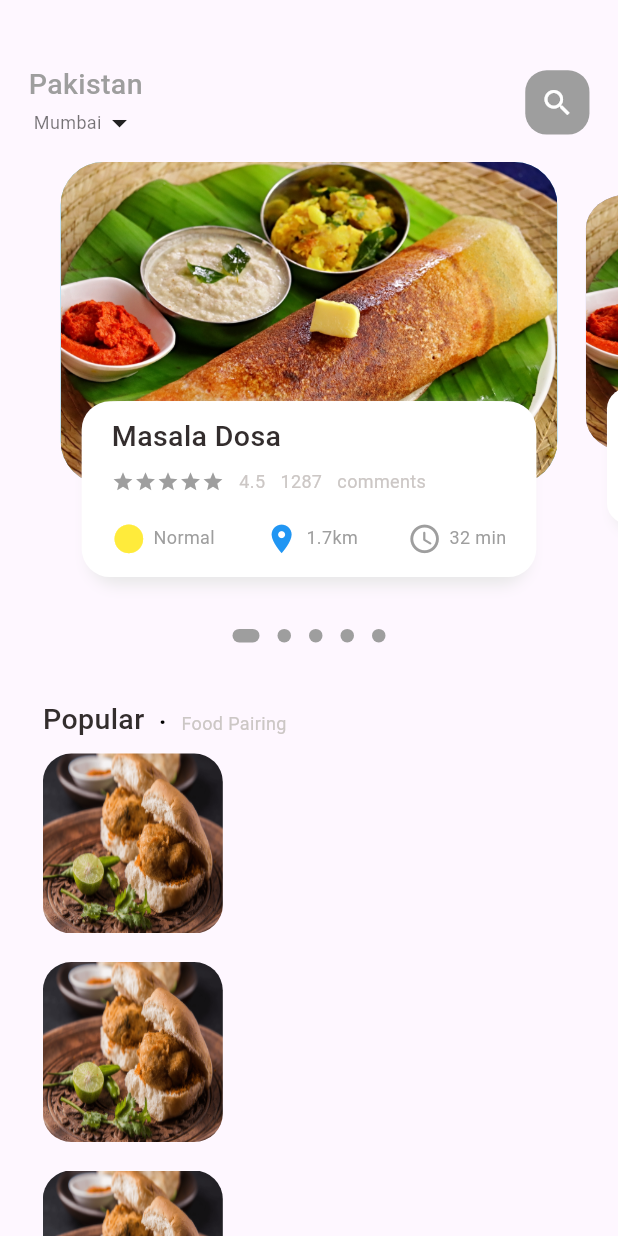
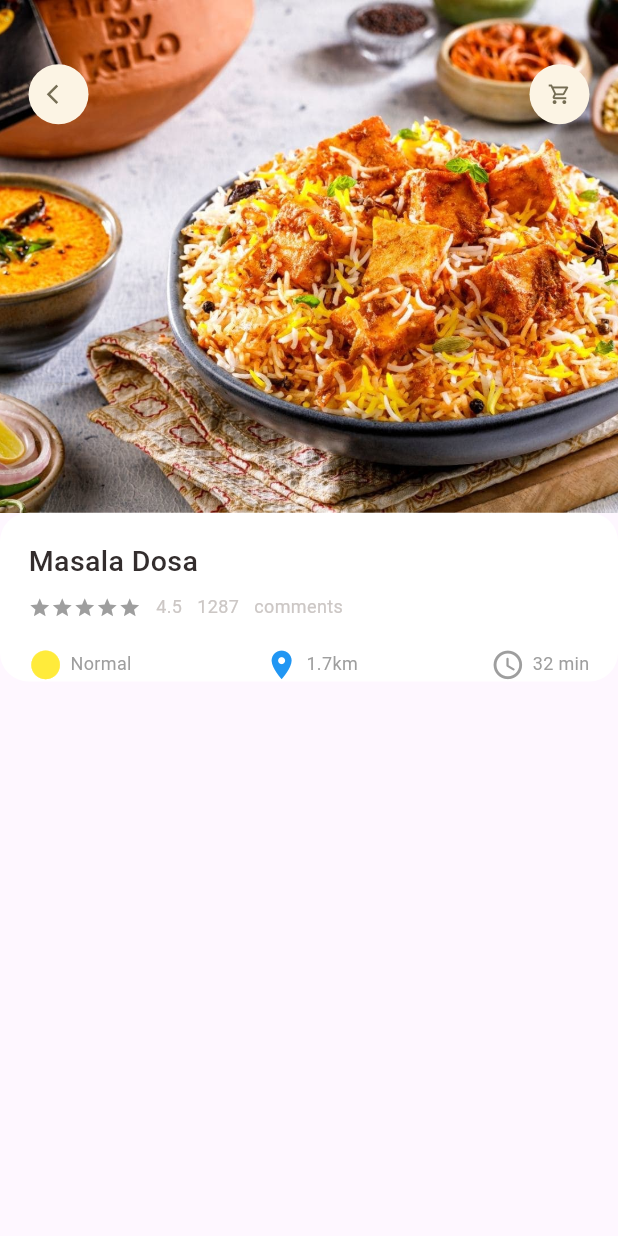
Before and after one commit to prashantmanna/flutter_food_delivery_app, a Flutter app: the screen it shows after launch, on a phone screen of 412 x 824 dp. Run offline on Flutter 3.47's test engine with Material 3 defaults, Android fonts, the phone set to English and light mode, and no system bars; drawn by our look-alikes of dots_indicator; our stand-ins replace get.

Commit message:
first commit

```diff
--- a/lib/main.dart
+++ b/lib/main.dart
@@ -1,4 +1,5 @@
 import 'package:flutter/material.dart';
+import 'package:flutter_food_delivery_app/screens/popular_food.dart';
 import 'package:get/get_navigation/src/root/get_material_app.dart';
 
 import 'home/MyHomePage.dart';
@@ -22,7 +23,7 @@ class MyApp extends StatelessWidget {
 
         useMaterial3: true,
       ),
-      home: const Myhomepage(),
+      home: const popular_food(),
     );
   }
 }
--- /dev/null
+++ b/lib/screens/popular_food.dart
@@ -0,0 +1,122 @@
+import 'package:flutter/material.dart';
+import 'package:flutter_food_delivery_app/utils/Dimension.dart';
+import 'package:flutter_food_delivery_app/widgets/app_icon.dart';
+
+import '../widgets/bigText.dart';
+import '../widgets/icon_and_text.dart';
+import '../widgets/small_text.dart';
+
+class popular_food extends StatelessWidget {
+  const popular_food({super.key});
+
+  @override
+  Widget build(BuildContext context) {
+    return Scaffold(
+      body: Stack(
+
+        children: [
+
+          Positioned(
+              left: 0,
+              right: 0,
+              child: Container(
+                width: double.maxFinite,
+                height: Dimension.popular_food_size,
+                decoration: BoxDecoration(
+                    image: DecorationImage(
+                        fit: BoxFit.cover,
+                        image: AssetImage(
+                            "assets/images/biryani.jpg"
+                        )
+                    )
+                ),
+              )),
+          Positioned(
+            top: Dimension.height45,
+            left: Dimension.width20,
+            right: Dimension.width20,
+            child: Row(
+              mainAxisAlignment: MainAxisAlignment.spaceBetween,
+              children: [
+                AppIcon(icon: Icons.arrow_back_ios),
+                AppIcon(icon: Icons.shopping_cart_outlined),
+              ],
+            ),
+          ),
+          Positioned(
+              left: 0,
+              right: 0,
+              top: Dimension.popular_food_size,
+              child: Container(
+                padding: EdgeInsets.only(left: Dimension.width20,
+                    right: Dimension.width20,
+                    top: Dimension.height20),
+                decoration: BoxDecoration(
+                    borderRadius: BorderRadius.circular(Dimension.radius20),
+                    color: Colors.white
+                ),
+                  child: Column(
+                    crossAxisAlignment: CrossAxisAlignment.start,
+                    children: [
+                      Bigtext(
+                        text: "Masala Dosa",
+                      ),
+                      SizedBox(
+                        height: Dimension.height10,
+                      ),
+                      Row(
+                        children: [
+                          Wrap(
+                            children: List.generate(
+                                5,
+                                    (index) => Icon(
+                                  Icons.star,
+                                  color: Colors.grey,
+                                  size: 15,
+                                )),
+                          ),
+                          SizedBox(
+                            width: 10,
+                          ),
+                          small_text(text: "4.5"),
+                          SizedBox(
+                            width: 10,
+                          ),
+                          small_text(text: "1287"),
+                          SizedBox(
+                            width: 10,
+                          ),
+                          small_text(text: "comments"),
+                        ],
+                      ),
+                      SizedBox(
+                        height: Dimension.height20,
+                      ),
+                      Row(
+                        mainAxisAlignment: MainAxisAlignment.spaceBetween,
+                        children: [
+                          IconAndText(
+                              icon: Icons.circle,
+                              text: "Normal",
+                              color: Colors.grey,
+                              iconColor: Colors.yellow),
+                          IconAndText(
+                              icon: Icons.location_on,
+                              text: "1.7km",
+                              color: Colors.grey,
+                              iconColor: Colors.blue),
+                          IconAndText(
+                              icon: Icons.access_time_rounded,
+                              text: "32 min",
+                              color: Colors.grey,
+                              iconColor: Colors.grey),
+                        ],
+                      )
+                    ],
+                  ),
+              ))
+        ],
+      ),
+    );
+  }
+}
--- a/lib/utils/Dimension.dart
+++ b/lib/utils/Dimension.dart
@@ -16,6 +16,7 @@ class Dimension{
 
   //icon size
   static double size24 = screenHeight/36.09;
+  static double size16 = screenHeight/52.75;
   //width
   static double width10 = screenHeight/86.62;
   static double width20 = screenHeight/43.31;
@@ -27,4 +28,14 @@ class Dimension{
   static double radius20 = screenHeight/43.31;
   static double radius30 = screenHeight/28.87;
   static double radius15 = screenHeight/57.75;
+
+  //list view size
+  static double listViewImageSize = screenWidth/3.42;
+  static double listViewTextSize = screenWidth/4.114;
+
+  //popular_food
+  static double popular_food_size = screenHeight/2.41;
+
+  //new icon size
+
 }
--- /dev/null
+++ b/lib/widgets/app_icon.dart
@@ -0,0 +1,26 @@
+import 'package:flutter/material.dart';
+import 'package:flutter_food_delivery_app/utils/Dimension.dart';
+class AppIcon extends StatelessWidget {
+  final IconData icon;
+  final Color bgColor;
+  final Color itemColor;
+  final double size;
+  const AppIcon({super.key, required this.icon, this.bgColor = const Color(0xfffcf4e4), this.itemColor = const Color(0xff756d54), this.size = 40});
+
+  @override
+  Widget build(BuildContext context) {
+    return Container(
+      width: size,
+      height: size,
+      decoration: BoxDecoration(
+        borderRadius: BorderRadius.circular(size/2),
+        color: bgColor
+      ),
+      child: Icon(
+        icon,
+        color: itemColor,
+        size: Dimension.size16,
+      ),
+    );
+  }
+}
```
Also changed, not shown: lib/home/food_page_body.dart (+52 -9 lines), assets/images/biryani.jpg (added), assets/images/pavbhaji.jpg (added), assets/images/pavbhaji.png (deleted).
